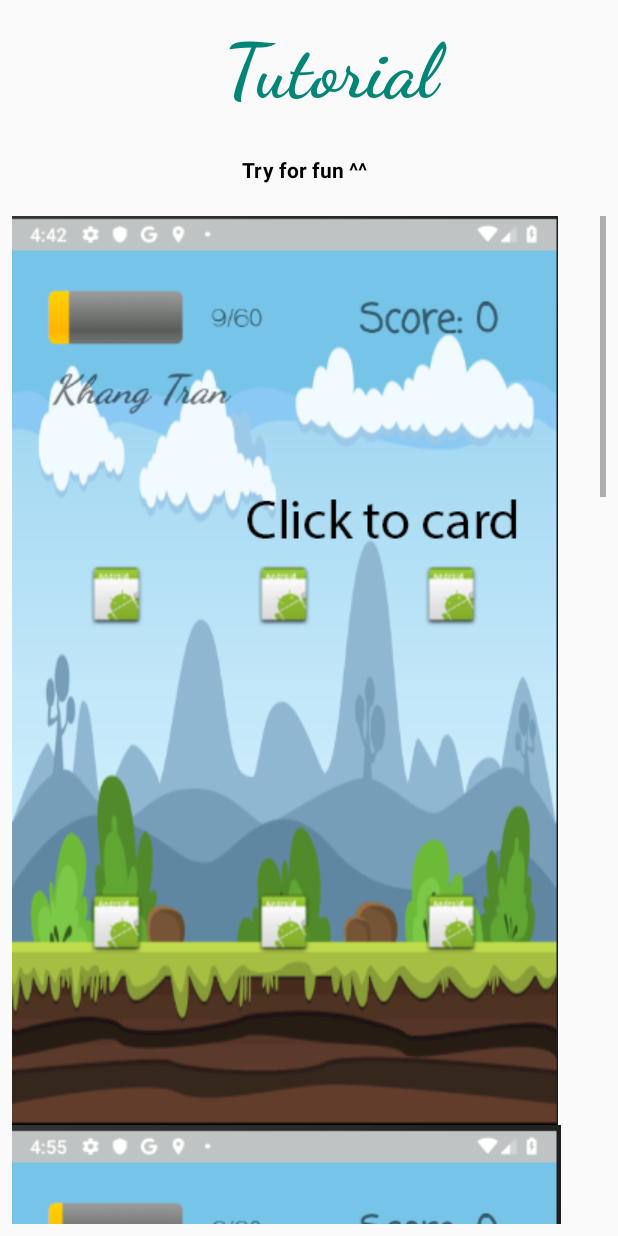
After one commit to Myphan29/ChildrenEnglishGame, an Android app: the TutActivity screen opened directly, with no data from a screen before it, on a phone screen of 412 x 824 dp. The commit adds this screen. Run offline under Robolectric (Android 15) with nearby library versions, the phone set to English and light mode, and no system bars.

Commit message:
Du lam - Tutorial

```diff
--- a/app/src/main/AndroidManifest.xml
+++ b/app/src/main/AndroidManifest.xml
@@ -17,7 +17,8 @@
                 <category android:name="android.intent.category.LAUNCHER" />
             </intent-filter>
         </activity>
-        <activity android:name=".HightScoreActivity"></activity>
+        <activity android:name=".HightScoreActivity" />
+        <activity android:name=".TutActivity"></activity>
     </application>
 
 </manifest>
--- /dev/null
+++ b/app/src/main/java/com/example/us/childrenenglishgame/TutActivity.java
@@ -0,0 +1,17 @@
+package com.example.us.childrenenglishgame;
+
+import android.content.Intent;
+import android.support.v7.app.AppCompatActivity;
+import android.os.Bundle;
+import android.view.View;
+import android.widget.Button;
+
+public class TutActivity extends AppCompatActivity {
+
+    @Override
+    protected void onCreate(Bundle savedInstanceState) {
+        super.onCreate(savedInstanceState);
+        setContentView(R.layout.activity_tut);
+
+    }
+}
--- /dev/null
+++ b/app/src/main/res/layout/activity_tut.xml
@@ -0,0 +1,85 @@
+<?xml version="1.0" encoding="utf-8"?>
+<android.support.constraint.ConstraintLayout xmlns:android="http://schemas.android.com/apk/res/android"
+    xmlns:app="http://schemas.android.com/apk/res-auto"
+    xmlns:tools="http://schemas.android.com/tools"
+    android:layout_width="match_parent"
+    android:layout_height="match_parent"
+    tools:context=".TutActivity">
+
+    <ScrollView
+        android:id="@+id/scrollView2"
+        android:layout_width="0dp"
+        android:layout_height="0dp"
+        android:layout_marginStart="8dp"
+        android:layout_marginEnd="8dp"
+        android:layout_marginBottom="8dp"
+        app:layout_constraintBottom_toBottomOf="parent"
+        app:layout_constraintEnd_toEndOf="parent"
+        app:layout_constraintStart_toStartOf="parent"
+        app:layout_constraintTop_toBottomOf="@+id/textView2">
+
+        <LinearLayout
+            android:layout_width="match_parent"
+            android:layout_height="wrap_content"
+            android:orientation="vertical" >
+            <ImageView
+
+                android:layout_width="wrap_content"
+                android:layout_height="wrap_content"
+                android:src="@drawable/image1"/>
+            <ImageView
+
+                android:layout_width="wrap_content"
+                android:layout_height="wrap_content"
+                android:src="@drawable/image2"/>
+            <ImageView
+
+                android:layout_width="wrap_content"
+                android:layout_height="wrap_content"
+                android:src="@drawable/image3"/>
+            <ImageView
+
+                android:layout_width="wrap_content"
+                android:layout_height="wrap_content"
+                android:src="@drawable/image4"/>
+        </LinearLayout>
+    </ScrollView>
+
+    <TextView
+        android:id="@+id/textView"
+        android:layout_width="352dp"
+        android:layout_height="77dp"
+        android:layout_marginStart="16dp"
+        android:layout_marginTop="16dp"
+        android:layout_marginEnd="16dp"
+        android:layout_marginBottom="10dp"
+        android:fontFamily="cursive"
+        android:text="Tutorial"
+        android:textAlignment="center"
+        android:textColor="@color/colorPrimary"
+        android:textSize="50sp"
+        android:textStyle="bold"
+        android:typeface="serif"
+        app:layout_constraintBottom_toTopOf="@+id/textView2"
+        app:layout_constraintEnd_toEndOf="parent"
+        app:layout_constraintHorizontal_bias="1.0"
+        app:layout_constraintStart_toStartOf="parent"
+        app:layout_constraintTop_toTopOf="parent"
+        app:layout_constraintVertical_chainStyle="spread_inside" />
+
+    <TextView
+        android:id="@+id/textView2"
+        android:layout_width="89dp"
+        android:layout_height="33dp"
+        android:layout_marginStart="16dp"
+        android:layout_marginEnd="16dp"
+        android:layout_marginBottom="7dp"
+        android:text="Try for fun ^^"
+        android:textColor="@color/common_google_signin_btn_text_dark_focused"
+        android:textStyle="bold"
+        app:layout_constraintBottom_toTopOf="@+id/scrollView2"
+        app:layout_constraintEnd_toEndOf="parent"
+        app:layout_constraintStart_toStartOf="parent"
+        app:layout_constraintTop_toBottomOf="@+id/textView" />
+
+</android.support.constraint.ConstraintLayout>
--- a/app/src/main/res/values/strings.xml
+++ b/app/src/main/res/values/strings.xml
@@ -1,4 +1,5 @@
 <resources>
     <string name="app_name">ChildrenEnglishGame</string>
     <string name="hight_score">Hight Score</string>
+    <string name="bakc"><![CDATA[<--]]></string>
 </resources>
```
Also changed, not shown: app/src/main/java/com/example/us/childrenenglishgame/FirstMainActivity.java (+9 -2 lines), app/src/main/java/com/example/us/childrenenglishgame/HightScoreActivity.java (+22 -19 lines), app/src/main/res/layout/activity_first_main.xml (+22 -3 lines), app/src/main/res/layout/activity_hight_score.xml (+22 -8 lines), app/src/main/res/drawable/image1.png (added), app/src/main/res/drawable/image2.png (added), app/src/main/res/drawable/image3.png (added), app/src/main/res/drawable/image4.png (added).
